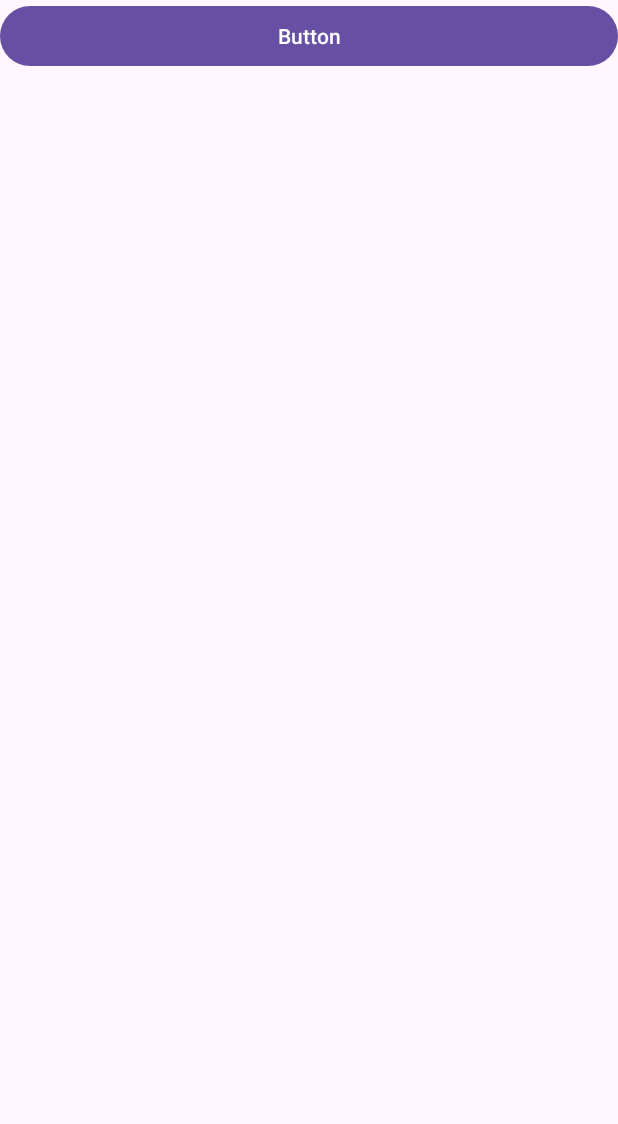
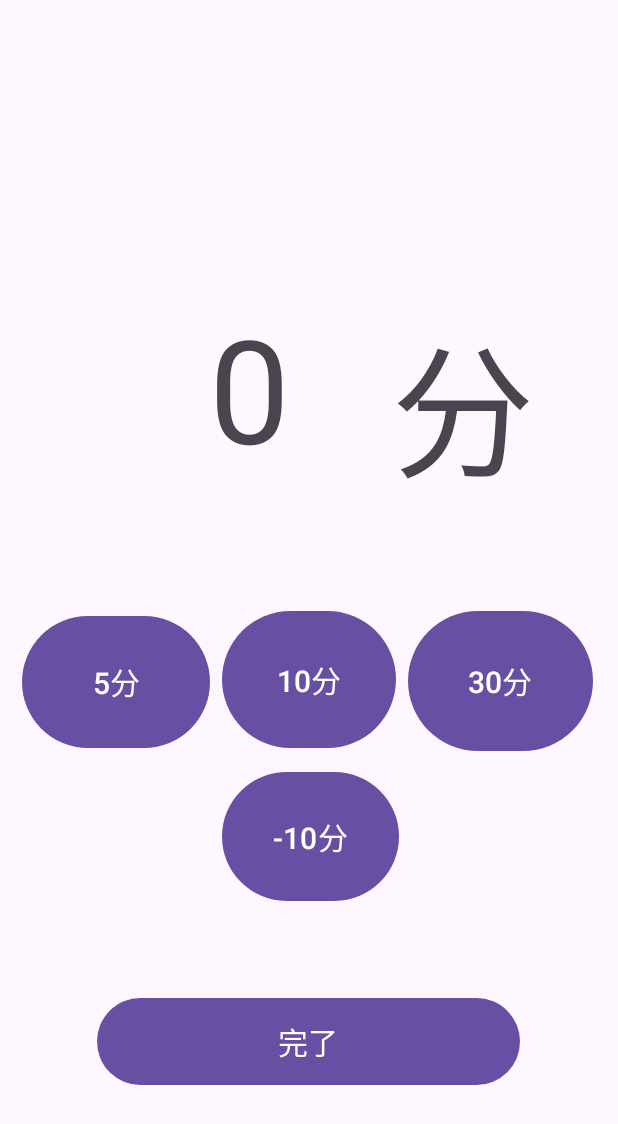
Before and after one commit to poporonB/Mascle, an Android app: the Times screen opened directly, with no data from a screen before it, on a phone screen of 412 x 824 dp. Shown: the top 1124 px of the screen. Run offline under Robolectric (Android 15) with nearby library versions, the light colour scheme and no system bars.

Commit message:
大体Playの修正とTimesの作成

```diff
--- a/app/src/main/java/com/example/mascle/List.kt
+++ b/app/src/main/java/com/example/mascle/List.kt
@@ -12,7 +12,7 @@ class List : AppCompatActivity() {
 
         val button = findViewById<Button>(R.id.start)
         button.setOnClickListener {
-            val intent = Intent(this, List::class.java)
+            val intent = Intent(this, Play::class.java)
             startActivity(intent)
             finish()
         }
--- a/app/src/main/java/com/example/mascle/Times.kt
+++ b/app/src/main/java/com/example/mascle/Times.kt
@@ -3,18 +3,56 @@ package com.example.mascle
 import android.content.Intent
 import android.os.Bundle
 import android.widget.Button
+import android.widget.TextView
 import androidx.appcompat.app.AppCompatActivity
+import androidx.constraintlayout.motion.utils.ViewTimeCycle
 
 class Times : AppCompatActivity(){
+
+    private lateinit var viewTime: TextView
+    private lateinit var time5: Button
+    private lateinit var time10: Button
+    private lateinit var time30: Button
+    private lateinit var timeM10: Button
+    private lateinit var finish: Button
+
+    private var getTime = "0"
+    private var times : Int = 0
     override fun onCreate(savedInstanceState: Bundle?) {
         super.onCreate(savedInstanceState)
         setContentView(R.layout.activity_times)
 
-        val button = findViewById<Button>(R.id.tim_com)
-        button.setOnClickListener{
+        finish = findViewById<Button>(R.id.tim_com)
+        time5 = findViewById<Button>(R.id.button5)
+        time10 = findViewById<Button>(R.id.button10)
+        time30 = findViewById<Button>(R.id.button30)
+        timeM10 = findViewById<Button>(R.id.buttonM10)
+        viewTime = findViewById<TextView>(R.id.ViewTime)
+
+        finish.setOnClickListener{
             val intent = Intent(this, List::class.java)
             startActivity(intent)
             finish()
         }
+
+        time5.setOnClickListener{
+            addTime(5)
+        }
+        time10.setOnClickListener{
+            addTime(10)
+        }
+        time30.setOnClickListener{
+            addTime(30)
+        }
+        timeM10.setOnClickListener{
+            addTime(-10)
+        }
+        viewTime.text = getTime
+    }
+    fun addTime(time : Int){
+        getTime = viewTime.text.toString()//表示されている時間を取得
+        times  = getTime.toInt() + time//取得した時間をINT型にして＋５
+        getTime = times.toString()//String型に戻す
+        viewTime.text = getTime
     }
 }
--- a/app/src/main/res/layout/activity_play.xml
+++ b/app/src/main/res/layout/activity_play.xml
@@ -13,7 +13,7 @@
         android:layout_height="80dp"
         android:gravity="center"
         android:text="Menue"
-        android:textSize="34sp"
+        android:textSize="48sp"
         app:layout_constraintBottom_toBottomOf="parent"
         app:layout_constraintEnd_toEndOf="parent"
         app:layout_constraintHorizontal_bias="0.492"
@@ -27,14 +27,14 @@
         android:layout_height="127dp"
         android:layout_marginTop="72dp"
         android:gravity="center"
-        android:text="Time"
+        android:text="残り時間"
         android:textSize="48sp"
         app:layout_constraintEnd_toEndOf="parent"
         app:layout_constraintStart_toStartOf="parent"
         app:layout_constraintTop_toBottomOf="@+id/textMenue" />
 
     <Button
-        android:id="@+id/StartRestart"
+        android:id="@+id/startRestart"
         android:layout_width="136dp"
         android:layout_height="91dp"
         android:layout_marginTop="80dp"
--- a/app/src/main/res/layout/activity_times.xml
+++ b/app/src/main/res/layout/activity_times.xml
@@ -1,14 +1,102 @@
 <?xml version="1.0" encoding="utf-8"?>
-<LinearLayout
-    xmlns:android="http://schemas.android.com/apk/res/android"
+<androidx.constraintlayout.widget.ConstraintLayout xmlns:android="http://schemas.android.com/apk/res/android"
+    xmlns:app="http://schemas.android.com/apk/res-auto"
+    xmlns:tools="http://schemas.android.com/tools"
+    android:id="@+id/linearLayout2"
     android:layout_width="match_parent"
     android:layout_height="match_parent">
 
     <Button
         android:id="@+id/tim_com"
-        android:layout_width="wrap_content"
-        android:layout_height="wrap_content"
-        android:layout_weight="1"
-        android:text="Button" />
+        android:layout_width="282dp"
+        android:layout_height="66dp"
+        android:text="完了"
+        android:textSize="20sp"
+        app:layout_constraintBottom_toBottomOf="parent"
+        app:layout_constraintEnd_toEndOf="parent"
+        app:layout_constraintHorizontal_bias="0.496"
+        app:layout_constraintStart_toStartOf="parent"
+        app:layout_constraintTop_toBottomOf="@+id/ViewTime"
+        app:layout_constraintVertical_bias="0.771" />
 
-</LinearLayout>
+    <TextView
+        android:id="@+id/ViewTime"
+        android:layout_width="181dp"
+        android:layout_height="153dp"
+        android:gravity="center"
+        android:text="0"
+        android:textSize="96sp"
+        app:layout_constraintBottom_toBottomOf="parent"
+        app:layout_constraintEnd_toEndOf="parent"
+        app:layout_constraintHorizontal_bias="0.328"
+        app:layout_constraintStart_toStartOf="parent"
+        app:layout_constraintTop_toTopOf="parent"
+        app:layout_constraintVertical_bias="0.271" />
+
+    <Button
+        android:id="@+id/button5"
+        android:layout_width="125dp"
+        android:layout_height="96dp"
+        android:layout_marginEnd="8dp"
+        android:text="5分"
+        android:textSize="20sp"
+        app:layout_constraintBottom_toBottomOf="@+id/button10"
+        app:layout_constraintEnd_toStartOf="@+id/button10"
+        app:layout_constraintHorizontal_bias="1.0"
+        app:layout_constraintStart_toStartOf="parent"
+        app:layout_constraintTop_toTopOf="@+id/button10"
+        app:layout_constraintVertical_bias="1.0" />
+
+    <Button
+        android:id="@+id/button10"
+        android:layout_width="116dp"
+        android:layout_height="99dp"
+        android:layout_marginTop="16dp"
+        android:text="10分"
+        android:textSize="20sp"
+        app:layout_constraintBottom_toTopOf="@+id/tim_com"
+        app:layout_constraintEnd_toEndOf="parent"
+        app:layout_constraintStart_toStartOf="parent"
+        app:layout_constraintTop_toBottomOf="@+id/ViewTime"
+        app:layout_constraintVertical_bias="0.248" />
+
+    <Button
+        android:id="@+id/button30"
+        android:layout_width="123dp"
+        android:layout_height="101dp"
+        android:layout_marginStart="8dp"
+        android:text="30分"
+        android:textSize="20sp"
+        app:layout_constraintBottom_toBottomOf="@+id/button10"
+        app:layout_constraintEnd_toEndOf="parent"
+        app:layout_constraintHorizontal_bias="0.0"
+        app:layout_constraintStart_toEndOf="@+id/button10"
+        app:layout_constraintTop_toTopOf="@+id/button10"
+        app:layout_constraintVertical_bias="0.0" />
+
+    <TextView
+        android:id="@+id/minit"
+        android:layout_width="95dp"
+        android:layout_height="135dp"
+        android:layout_marginStart="4dp"
+        android:gravity="center"
+        android:text="分"
+        android:textSize="96sp"
+        app:layout_constraintBottom_toBottomOf="@+id/ViewTime"
+        app:layout_constraintStart_toEndOf="@+id/ViewTime"
+        app:layout_constraintTop_toTopOf="@+id/ViewTime"
+        app:layout_constraintVertical_bias="1.0" />
+
+    <Button
+        android:id="@+id/buttonM10"
+        android:layout_width="118dp"
+        android:layout_height="94dp"
+        android:layout_marginTop="8dp"
+        android:text="-10分"
+        android:textSize="20sp"
+        app:layout_constraintEnd_toEndOf="@+id/button10"
+        app:layout_constraintHorizontal_bias="0.0"
+        app:layout_constraintStart_toStartOf="@+id/button10"
+        app:layout_constraintTop_toBottomOf="@+id/button10" />
+
+</androidx.constraintlayout.widget.ConstraintLayout>
```
Also changed, not shown: app/src/main/java/com/example/mascle/MainActivity.kt (+4 -4 lines), app/src/main/java/com/example/mascle/Play.kt (+33 -24 lines).
